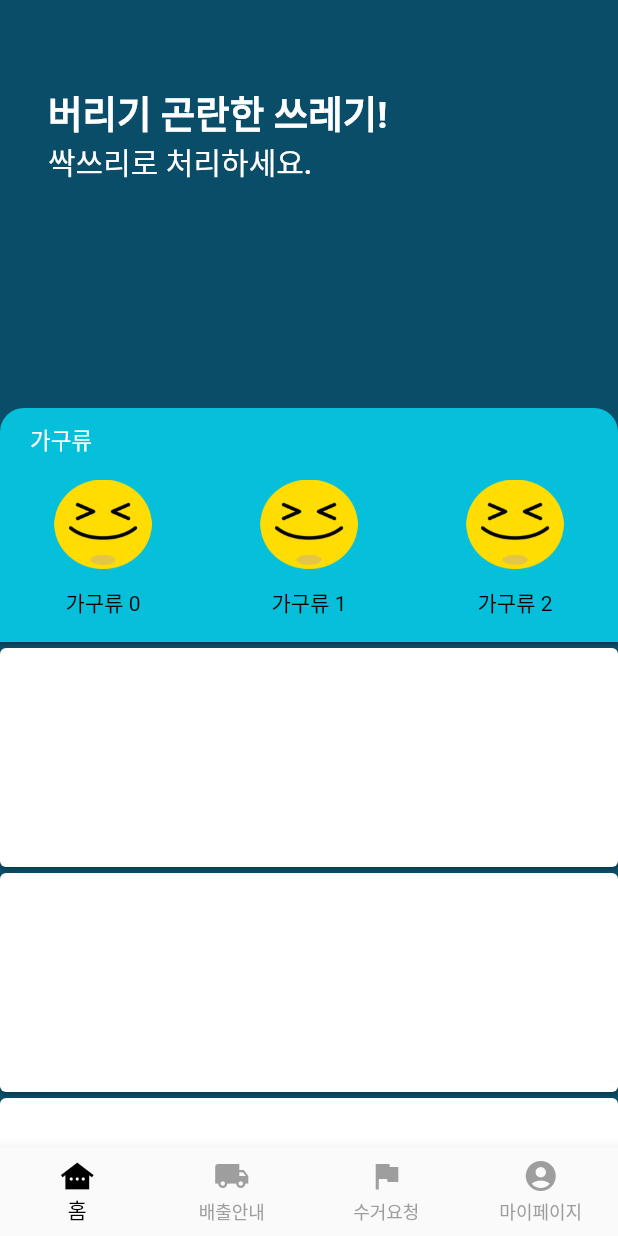
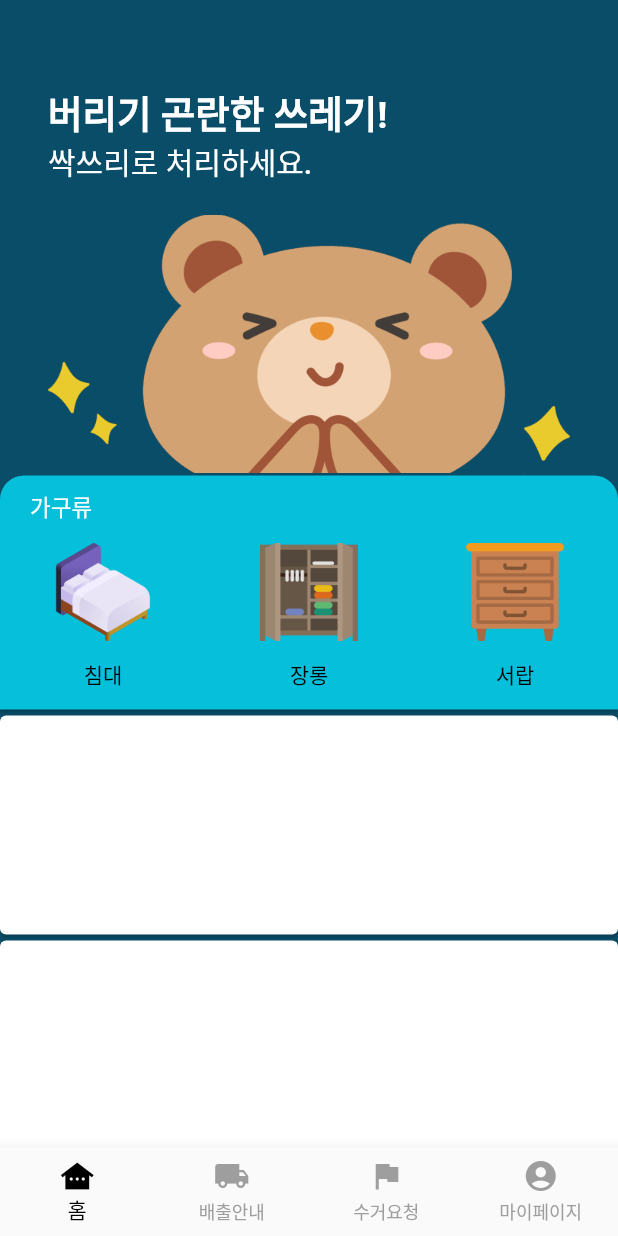
Before and after one commit to zladb/ssaksuri, a Flutter app: the screen it shows after launch, on a phone screen of 412 x 824 dp. Run offline on Flutter 3.47's test engine with Material 2 defaults, Android fonts, the phone set to English and light mode, and no system bars; Roboto replaces fonts that are missing (KimjungchulGothic).

Commit message:
홈스크린 아이콘 클릭시 페이지 이동
+ 앱바 곰돌이 추가

```diff
--- a/lib/component/main_app_bar.dart
+++ b/lib/component/main_app_bar.dart
@@ -14,7 +14,7 @@ class MainAppBar extends StatelessWidget {
       // pinned: true,
       // title: isExpanded ? null : Text('$region ${DataUtils.getTimeFromDateTime(dateTime: dateTime)}'),
       centerTitle: true,
-      expandedHeight: 270,
+      expandedHeight: 315,
       flexibleSpace: FlexibleSpaceBar(
         background: SafeArea(
           child: Padding(
@@ -26,7 +26,6 @@ class MainAppBar extends StatelessWidget {
                 crossAxisAlignment: CrossAxisAlignment.stretch,
                 children: [
                   Text(
-
                     mainText,
                     style: TextStyle(
                       // fontFamily: PyeongChangPeace,
@@ -53,6 +52,7 @@ class MainAppBar extends StatelessWidget {
                   //   status.imagePath,
                   //   height: MediaQuery.of(context).size.width / 2,
                   // ),
+                  Image.asset('assets/img/cute_bear_cutting.png')
                 ],
               ),
             ),
--- /dev/null
+++ b/lib/const/item_category_list.dart
@@ -0,0 +1,26 @@
+final List<String> item_category_gagu = [
+  '침대',
+  '장롱',
+  '서랍',
+  '책상',
+  '의자',
+  '옷장'
+];
+
+final List<String> item_category_gagu_image_path = [
+  'assets/img/bed.png',
+  'assets/img/closet.png',
+  'assets/img/drawer.png',
+  'assets/img/desk.png',
+  'assets/img/chair.png',
+  'assets/img/wardrobe.png',
+];
+
+final List<String> item_category_electric = [
+  '컴퓨터',
+  '냉장고',
+  '에어컨',
+  '세탁기',
+  '건조기',
+  '전자레인지',
+];
--- a/lib/container/category_card.dart
+++ b/lib/container/category_card.dart
@@ -1,13 +1,16 @@
 import 'package:flutter/material.dart';
+import 'package:ssaksuri/screen/paid_garbage_request_screen.dart';
+import 'package:ssaksuri/utils/data_utils.dart';
 
 import '../component/category_info.dart';
 import '../component/main_card.dart';
 import '../const/colors.dart';
+import '../const/item_category_list.dart';
 
 class CategoryCard extends StatelessWidget {
   final String category;
 
-  const CategoryCard({
+  CategoryCard({
     required this.category,
     super.key,
   });
@@ -38,15 +41,35 @@ class CategoryCard extends StatelessWidget {
                 child: ListView(
                   scrollDirection: Axis.horizontal,
                   physics: PageScrollPhysics(),
-                  children:
-                  List.generate(
-                    6,
-                    (index) => CategoryInfo(
-                      imgPath: 'assets/img/ok.png',
-                      category: '$category $index',
-                      width: constraint.maxWidth / 3,
-                    ),
-                  ),
+                  children: item_category_gagu
+                      .map(
+                        (e) => GestureDetector(
+                          onTap: () {
+                            Navigator.of(context).push(
+                              MaterialPageRoute(
+                                builder: (_) => PaidGarbageRequestScreen(
+                                  category: category,
+                                  categoryDetail: e,
+                                ),
+                              ),
+                            );
+                          },
+                          child: CategoryInfo(
+                            imgPath: 'assets/img/${DataUtils.getENGfromKOR(word: e)}.png',
+                            category: e,
+                            width: constraint.maxWidth / 3,
+                          ),
+                        ),
+                      )
+                      .toList(),
+
+                  // List.generate(
+                  //   6,
+                  //   (index) => CategoryInfo(
+                  //     imgPath: 'assets/img/ok.png',
+                  //     category: '$category $index',
+                  //     width: constraint.maxWidth / 3,
+                  //   ),
                 ),
               ),
             ],
--- /dev/null
+++ b/lib/utils/data_utils.dart
@@ -0,0 +1,21 @@
+
+class DataUtils {
+  static String getENGfromKOR({required String word}) {
+    switch (word) {
+      case '침대':
+        return 'bed';
+      case '장롱':
+        return 'closet';
+      case '서랍':
+        return 'drawers';
+      case '책상':
+        return 'desk';
+      case '의자':
+        return 'chair';
+      case '옷장':
+        return 'wardrobe';
+      default:
+        return 'null';
+    }
+  }
+}
```
Also changed, not shown: lib/screen/paid_garbage_request_screen.dart (added, +28 -0 lines), assets/img/bed.png (added), assets/img/chair.png (added), assets/img/closet.png (added), assets/img/cute_bear.png (added), assets/img/cute_bear_cutting.png (added), assets/img/desk.png (added), assets/img/drawers.png (added), assets/img/wardrobe.png (added).
